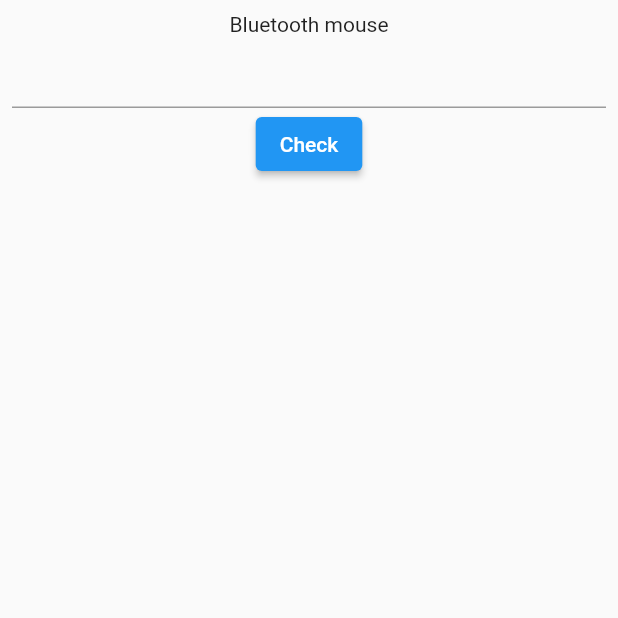
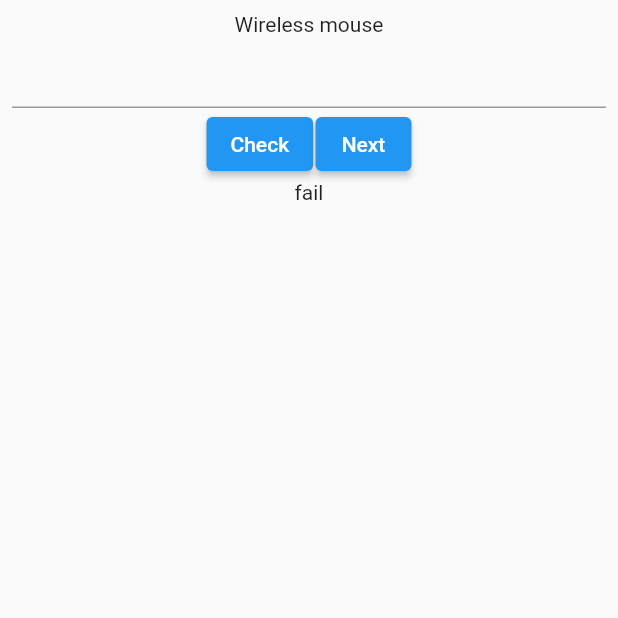
Before and after one commit to imvinhtran/todo_app, a Flutter app: the screen it shows after launch, after a tap on "Check", on a phone screen of 412 x 824 dp, the top half of it. Run offline on Flutter 3.47's test engine with Material 2 defaults, Android fonts, the phone set to English and light mode, and no system bars.

Commit message:
finish check price

```diff
--- a/lib/main.dart
+++ b/lib/main.dart
@@ -18,7 +18,7 @@ class MyApp extends StatelessWidget {
         primarySwatch: Colors.blue,
       ),
       debugShowCheckedModeBanner: false,
-      home: const HomePage(),
+      home: HomePage(),
     );
   }
 }
--- a/lib/pages/home_page.dart
+++ b/lib/pages/home_page.dart
@@ -1,8 +1,33 @@
 import 'package:flutter/material.dart';
 import 'package:flutter/services.dart';
 
-class HomePage extends StatelessWidget {
-  const HomePage({super.key});
+class ProductInfo {
+  final String name;
+  final double price;
+
+  ProductInfo(this.name, this.price);
+}
+
+final product = [
+  ProductInfo('Wireless mouse', 5),
+  ProductInfo('Keyboard', 5.5),
+  ProductInfo('Camera', 0.5),
+  ProductInfo('iPad', 1.5),
+  ProductInfo('PC', 10.5),
+  ProductInfo('Laptop', 4.5),
+];
+
+class HomePage extends StatefulWidget {
+  HomePage({super.key});
+
+  @override
+  State<HomePage> createState() => _HomePageState();
+}
+
+class _HomePageState extends State<HomePage> {
+  int _currentProductIndex = 0;
+  double? _initInputValue;
+  String? _result;
 
   @override
   Widget build(BuildContext context) {
@@ -12,12 +37,49 @@ class HomePage extends StatelessWidget {
         child: Center(
           child: Column(
             children: [
-              Text('Bluetooth mouse'),
+              Text(product[_currentProductIndex].name),
               TextField(
-                keyboardType: TextInputType.number,
-                inputFormatters: [FilteringTextInputFormatter.digitsOnly],
+                  keyboardType: TextInputType.number,
+                  inputFormatters: [FilteringTextInputFormatter.digitsOnly],
+                  onChanged: (value) {
+                    _initInputValue = double.tryParse(value);
+                  }),
+              Row(
+                mainAxisAlignment: MainAxisAlignment.center,
+                children: [
+                  Padding(
+                    padding: const EdgeInsets.only(right: 0.8),
+                    child: ElevatedButton(
+                        onPressed: () {
+                          setState(() {
+                            print('_currentProductIndex $_currentProductIndex');
+                            print(product[_currentProductIndex].price);
+                            print(_initInputValue);
+                            _result = _initInputValue ==
+                                    product[_currentProductIndex].price
+                                ? 'pass'
+                                : 'fail';
+                          });
+                        },
+                        child: Text('Check')),
+                  ),
+                  Padding(
+                    padding: const EdgeInsets.only(left: 0.8),
+                    child: ElevatedButton(
+                        onPressed: () {
+                          setState(() {
+                            if (_currentProductIndex == product.length - 1) {
+                              _currentProductIndex = 0;
+                            } else {
+                              _currentProductIndex++;
+                            }
+                          });
+                        },
+                        child: Text('Next')),
+                  ),
+                ],
               ),
-              ElevatedButton(onPressed: () {}, child: Text('Check'))
+              Text(_result.toString()),
             ],
           ),
         ),
```
Also changed, not shown: 1 other file.
